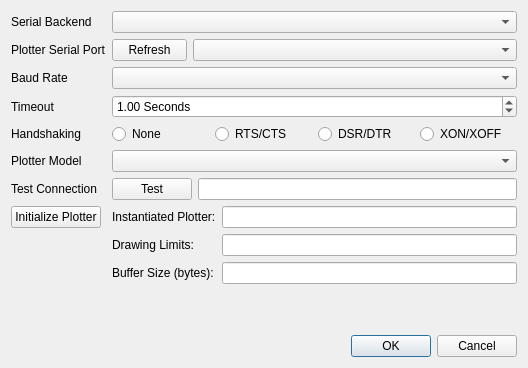
This is windows/plotterConfig.ui in Discomoth/plotterQt as Qt 5 draws it before an edit. The edited form follows.
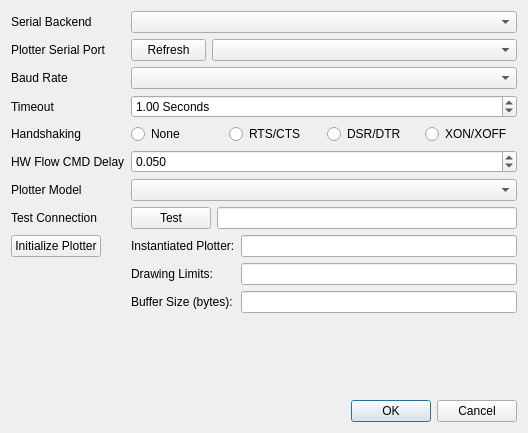
This is the edited form.

Commit message: HW flow control, basic HPGL import and plotting.

The edit to the form file:
```diff
--- a/windows/plotterConfig.ui
+++ b/windows/plotterConfig.ui
@@ -7,7 +7,7 @@
     <x>0</x>
     <y>0</y>
     <width>528</width>
-    <height>368</height>
+    <height>433</height>
    </rect>
   </property>
   <property name="windowTitle">
@@ -125,24 +125,24 @@
        </item>
       </layout>
      </item>
-     <item row="5" column="0">
+     <item row="6" column="0">
       <widget class="QLabel" name="label_model">
        <property name="text">
         <string>Plotter Model</string>
        </property>
       </widget>
      </item>
-     <item row="5" column="1">
+     <item row="6" column="1">
       <widget class="QComboBox" name="combo_model"/>
      </item>
-     <item row="6" column="0">
+     <item row="7" column="0">
       <widget class="QLabel" name="label_testConnect">
        <property name="text">
         <string>Test Connection</string>
        </property>
       </widget>
      </item>
-     <item row="6" column="1">
+     <item row="7" column="1">
       <layout class="QHBoxLayout" name="horizontalLayout">
        <item>
         <widget class="QPushButton" name="button_testConnect">
@@ -160,14 +160,14 @@
        </item>
       </layout>
      </item>
-     <item row="7" column="0">
+     <item row="8" column="0">
       <widget class="QPushButton" name="button_initialize">
        <property name="text">
         <string>Initialize Plotter</string>
        </property>
       </widget>
      </item>
-     <item row="7" column="1">
+     <item row="8" column="1">
       <layout class="QVBoxLayout" name="verticalLayout_2">
        <item>
         <layout class="QFormLayout" name="formLayout_2">
@@ -205,6 +205,29 @@
        </item>
       </layout>
      </item>
+     <item row="5" column="0">
+      <widget class="QLabel" name="label_flowDelay">
+       <property name="text">
+        <string>HW Flow CMD Delay</string>
+       </property>
+      </widget>
+     </item>
+     <item row="5" column="1">
+      <widget class="QDoubleSpinBox" name="doubleSpin_flowDelay">
+       <property name="decimals">
+        <number>3</number>
+       </property>
+       <property name="minimum">
+        <double>0.001000000000000</double>
+       </property>
+       <property name="maximum">
+        <double>1.000000000000000</double>
+       </property>
+       <property name="value">
+        <double>0.050000000000000</double>
+       </property>
+      </widget>
+     </item>
     </layout>
    </item>
    <item>
```
The commit also changes 3 other files.
